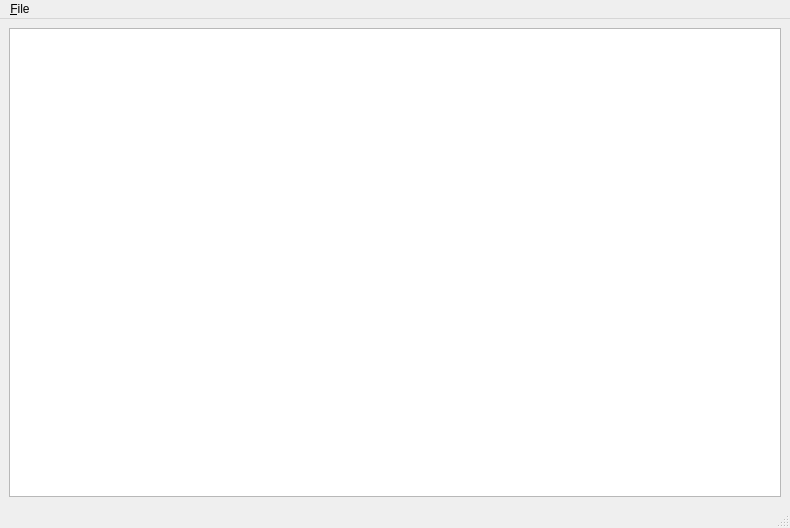
Above: Computer_networks/p2p/src/main_window.ui from rutsky/semester09 before the change. Below: the same form after it.
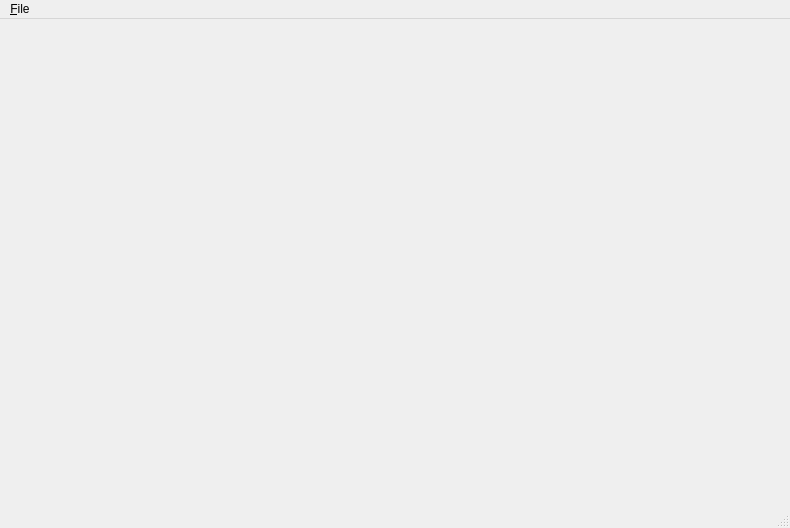
That is the form after the change.

```diff
--- a/Computer_networks/p2p/src/main_window.ui
+++ b/Computer_networks/p2p/src/main_window.ui
@@ -14,11 +14,7 @@
    <string>Network Model by Vladimir Rutsky, 5057/2, 2010-2011</string>
   </property>
   <widget class="QWidget" name="centralwidget">
-   <layout class="QGridLayout" name="gridLayout">
-    <item row="0" column="1">
-     <widget class="QGraphicsView" name="graphicsView"/>
-    </item>
-   </layout>
+   <layout class="QGridLayout" name="gridLayout"/>
   </widget>
   <widget class="QMenuBar" name="menubar">
    <property name="geometry">
```
